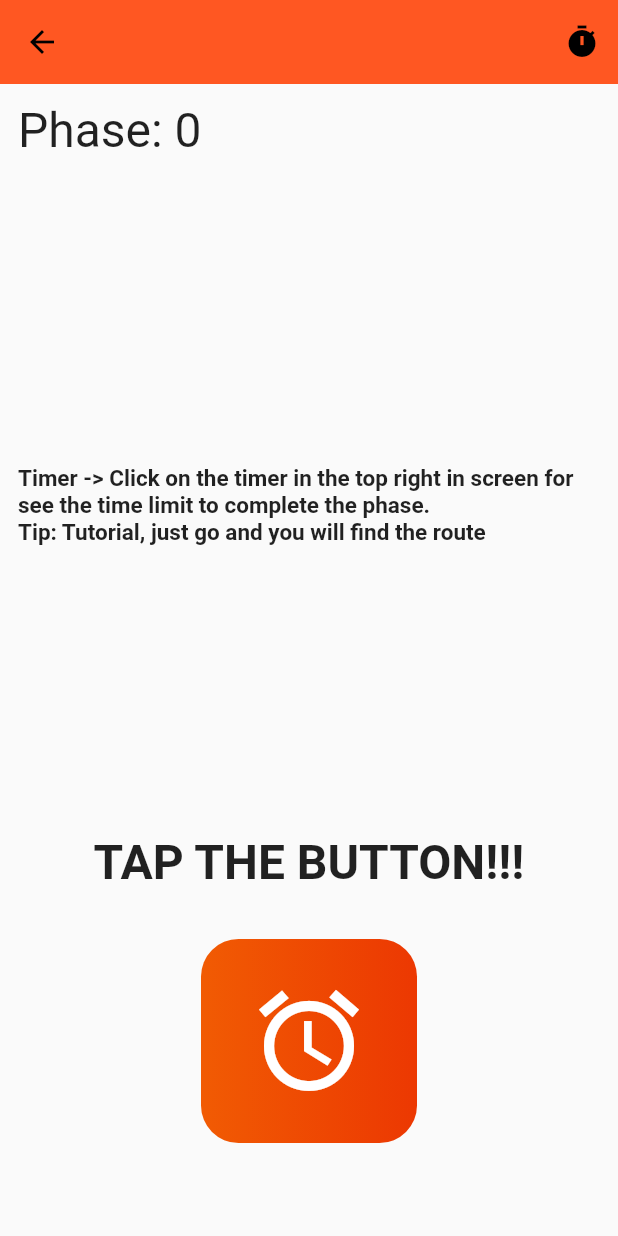
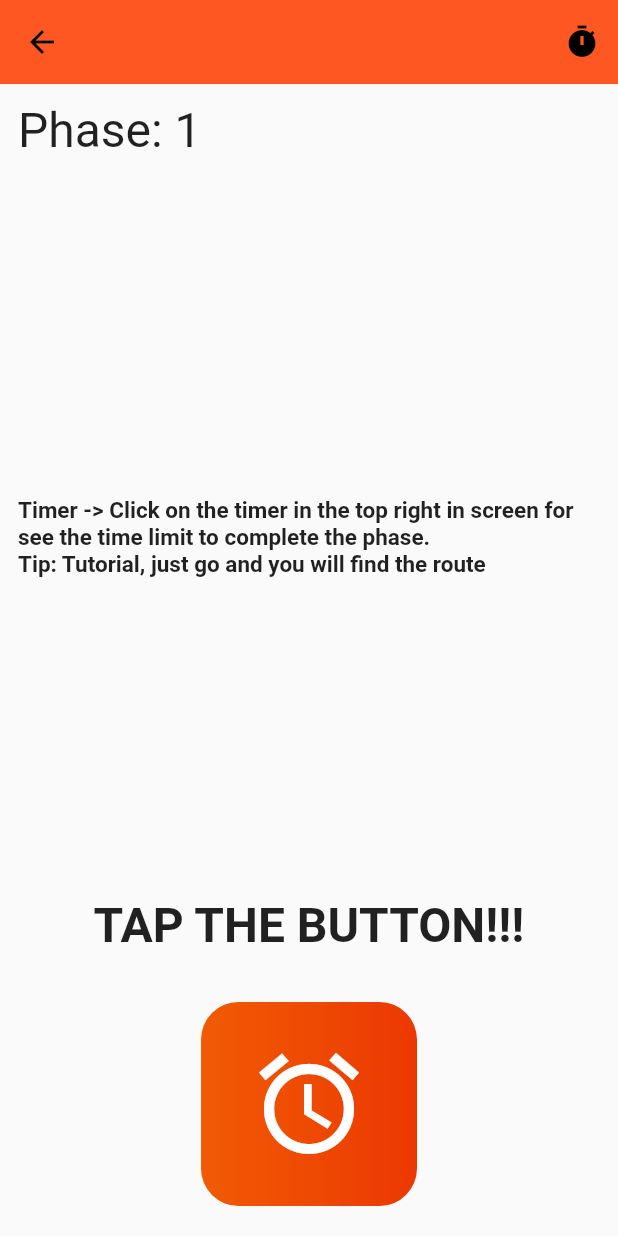
Before and after one commit to ireero/tap_the_button, a Flutter app: the screen it shows after launch, after a tap on the "start" icon, on a phone screen of 412 x 824 dp. Run offline on Flutter 3.47's test engine with Material 2 defaults, Android fonts, the phone set to English and light mode, and no system bars; our stand-ins replace google_fonts; missing offline and left inert: counter; Roboto replaces fonts that are missing (Knewave, Laila).

Commit message:
Atualização do aplicativo.

```diff
--- a/lib/models/button_timer.dart
+++ b/lib/models/button_timer.dart
@@ -1,4 +1,5 @@
 import 'package:flutter/material.dart';
+import 'dart:async';
 
 class ButtonTimer extends StatefulWidget {
   ButtonTimer({required this.activateScreen, super.key});
@@ -12,6 +13,29 @@ class ButtonTimer extends StatefulWidget {
 }
 
 class _ButtonTimerState extends State<ButtonTimer> {
+  // variables
+  int timeLeft = 4;
+  bool initiatCount = false;
+
+  void _startCountDonw() {
+    Timer.periodic(const Duration(seconds: 1), (timer) {
+      setState(() {
+        initiatCount = true;
+        timeLeft--;
+        if (timeLeft <= 0) {
+          if (timeLeft <= -1) {
+            timer.cancel();
+            Navigator.push(
+                context,
+                MaterialPageRoute(
+                  builder: (context) => widget.activateScreen,
+                ));
+          }
+        }
+      });
+    });
+  }
+
   @override
   Widget build(BuildContext context) {
     return Container(
@@ -24,19 +48,26 @@ class _ButtonTimerState extends State<ButtonTimer> {
       ),
       child: TextButton(
         onPressed: () {
-          Navigator.push(
-              context,
-              MaterialPageRoute(
-                builder: (context) => widget.activateScreen,
-              ));
+          _startCountDonw();
         },
-        child: const Padding(
-          padding: EdgeInsets.all(20),
-          child: Icon(
-            Icons.access_alarms,
-            color: Colors.white,
-            size: 80,
-          ),
+        child: Padding(
+          padding: const EdgeInsets.all(20),
+          child: initiatCount == false
+              ? const Icon(
+                  Icons.access_alarms,
+                  color: Colors.white,
+                  size: 80,
+                )
+              : Padding(
+                  padding: const EdgeInsets.symmetric(horizontal: 20.5),
+                  child: Text(
+                    timeLeft <= 0 ? 'GO!' : timeLeft.toString(),
+                    style: const TextStyle(
+                      color: Colors.white,
+                      fontSize: 68,
+                    ),
+                  ),
+                ),
         ),
       ),
     );
--- a/lib/models/phase.dart
+++ b/lib/models/phase.dart
@@ -1,7 +1,16 @@
+import 'package:flutter/material.dart';
+import 'package:tap_the_button/screens/phases/phase1_screen.dart';
+import 'package:tap_the_button/screens/phases/phase2_screen.dart';
+import 'phase_control.dart';
+
 class Phase {
   int? number;
+  bool? end;
+  Widget? phaseScreen;
 
-  Phase(int number) {
-    this.number = number;
+  void createClassPhases() {
+    for (int i = 0; i < PhaseControl().list_screens.length; i++) {
+      PhaseControl().list_phases.add(Phase());
+    }
   }
 }
--- /dev/null
+++ b/lib/models/phase_control.dart
@@ -0,0 +1,9 @@
+import 'package:flutter/material.dart';
+import 'package:tap_the_button/models/phase.dart';
+import 'package:tap_the_button/screens/phases/phase1_screen.dart';
+import 'package:tap_the_button/screens/phases/phase2_screen.dart';
+
+class PhaseControl {
+  List<Widget> list_screens = [FirstScreen(), const SecondScreen()];
+  List<Phase> list_phases = [];
+}
--- a/lib/screens/choice_screen.dart
+++ b/lib/screens/choice_screen.dart
@@ -1,5 +1,6 @@
 import 'package:flutter/material.dart';
 import 'package:tap_the_button/models/phase.dart';
+import 'package:tap_the_button/models/phase_control.dart';
 import 'package:tap_the_button/screens/home_screen.dart';
 import 'package:tap_the_button/screens/phases/phase1_screen.dart';
 import 'package:tap_the_button/screens/phases/phase2_screen.dart';
@@ -8,10 +9,9 @@ import 'package:google_fonts/google_fonts.dart';
 class ChoiceScreen extends StatelessWidget {
   ChoiceScreen({super.key});
 
-  List<Widget> list_screens = [FirstScreen(), SecondScreen()];
-
   @override
   Widget build(context) {
+    Phase().createClassPhases();
     return Scaffold(
       appBar: AppBar(
         title: Center(
@@ -45,7 +45,8 @@ class ChoiceScreen extends StatelessWidget {
                         MaterialPageRoute(
                             builder: (context) => HomeScreen(
                                 idActivateScreen: index,
-                                activateScreen: list_screens[index])));
+                                activateScreen:
+                                    PhaseControl().list_screens[index])));
                   },
                   child: const Icon(
                     Icons.start,
@@ -54,7 +55,7 @@ class ChoiceScreen extends StatelessWidget {
             ),
           ),
         ),
-        itemCount: list_screens.length,
+        itemCount: PhaseControl().list_screens.length,
       ),
     );
   }
--- a/lib/screens/home_screen.dart
+++ b/lib/screens/home_screen.dart
@@ -1,6 +1,8 @@
+import 'package:counter/counter.dart';
 import 'package:flutter/material.dart';
 import 'package:google_fonts/google_fonts.dart';
 import 'package:tap_the_button/models/button_timer.dart';
+import 'dart:async';
 
 class HomeScreen extends StatefulWidget {
   HomeScreen(
@@ -16,7 +18,7 @@ class HomeScreen extends StatefulWidget {
     'I go where the orange goes...'
   ];
 
-  double time = 4.0;
+  List<double> listOfTimes = [60.0, 58.0];
 
   @override
   State<HomeScreen> createState() {
@@ -25,8 +27,6 @@ class HomeScreen extends StatefulWidget {
 }
 
 class _HomeScreenState extends State<HomeScreen> {
-  void sleep(Duration duration) {}
-
   @override
   Widget build(context) {
     return Scaffold(
@@ -42,7 +42,13 @@ class _HomeScreenState extends State<HomeScreen> {
                   context: context,
                   builder: (ctx) => AlertDialog(
                     title: Text('Time', style: GoogleFonts.laila()),
-                    content: const Text('Time limit to clyde the phase'),
+                    content: Text(
+                      'Time limit to clyde the phase:\n ${widget.listOfTimes[widget.idActivateScreen]} seconds',
+                      textAlign: TextAlign.center,
+                      style: const TextStyle(
+                        fontSize: 16,
+                      ),
+                    ),
                     actions: [
                       TextButton(
                           style: TextButton.styleFrom(
@@ -70,8 +76,8 @@ class _HomeScreenState extends State<HomeScreen> {
               padding: const EdgeInsets.all(12.0),
               alignment: Alignment.centerLeft,
               child: Text(
-                'Phase: ${widget.idActivateScreen}',
-                style: const TextStyle(
+                'Phase: ${widget.idActivateScreen + 1}',
+                style: GoogleFonts.laila(
                   fontSize: 32,
                 ),
               ),
@@ -80,8 +86,8 @@ class _HomeScreenState extends State<HomeScreen> {
               padding: const EdgeInsets.all(12.0),
               child: Text(
                 'Timer -> Click on the timer in the top right in screen for see the time limit to complete the phase.\nTip: ${widget.listOfTips[widget.idActivateScreen]}',
-                style:
-                    const TextStyle(fontSize: 15, fontWeight: FontWeight.bold),
+                style: GoogleFonts.laila(
+                    fontSize: 15, fontWeight: FontWeight.bold),
               ),
             ),
             Column(
@@ -103,11 +109,6 @@ class _HomeScreenState extends State<HomeScreen> {
                 const SizedBox(
                   height: 20,
                 ),
-                Text('${widget.time != 4 ? widget.time : ''}',
-                    style: GoogleFonts.knewave(
-                      fontSize: 36,
-                      fontWeight: FontWeight.bold,
-                    ))
               ],
             ),
           ],
--- a/lib/screens/phases/phase1.2.dart
+++ b/lib/screens/phases/phase1.2.dart
@@ -1,4 +1,5 @@
 import 'package:flutter/material.dart';
+import 'package:tap_the_button/screens/phases/end_phase/end_phase_01.dart';
 import '../../models/line_buttons.dart';
 
 class FirstOneOfOne extends StatefulWidget {
@@ -13,7 +14,7 @@ class FirstOneOfOne extends StatefulWidget {
 class _FirstOneOfOneState extends State<FirstOneOfOne> {
   @override
   Widget build(BuildContext context) {
-    return const Scaffold(
+    return Scaffold(
       body: Center(
           child: LineButton(
         qtdButtons: 5,
--- a/pubspec.yaml
+++ b/pubspec.yaml
@@ -36,6 +36,7 @@ dependencies:
   # Use with the CupertinoIcons class for iOS style icons.
   cupertino_icons: ^1.0.2
   google_fonts: ^4.0.4
+  counter: ^0.2.2
 
 dev_dependencies:
   flutter_test:
```
Also changed, not shown: lib/models/line_buttons.dart (+18 -4 lines), lib/screens/phases/end_phase/end_phase_01.dart (added, +23 -0 lines), lib/screens/phases/phase1_screen.dart (+0 -10 lines), pubspec.lock.
